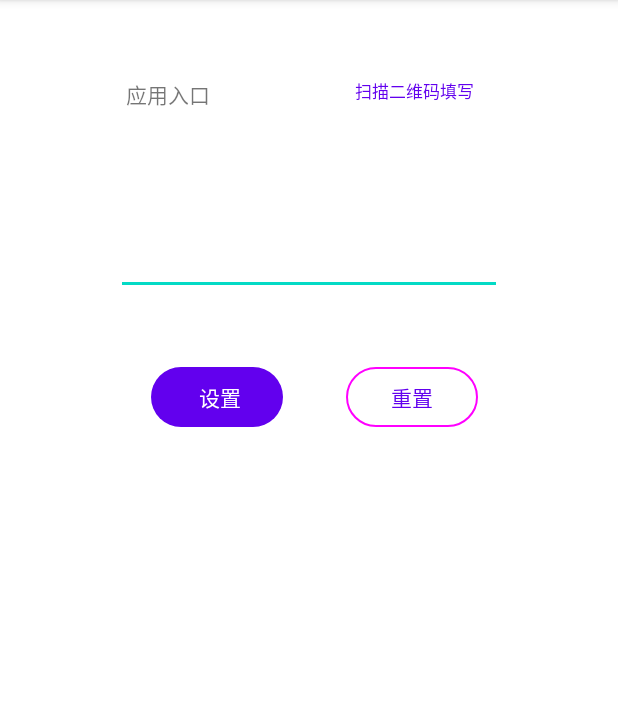
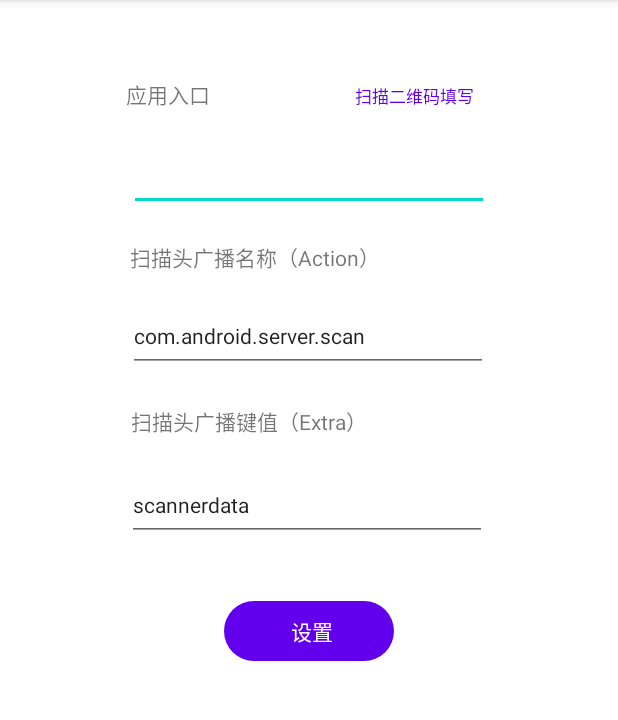
Before and after one commit to kadbbz/HACC_config_tool_work_with_HAC, an Android app: the screen it shows after launch (StartActivity), after a tap on "设置", on a phone screen of 412 x 824 dp, the part 84-804 px from its top. Run offline under Robolectric (Android 15) with nearby library versions, the phone set to English and light mode, and no system bars; libraries missing offline, so code that uses them is left out: com.hjq.permissions, com.king.zxing.

Commit message:
支持推送扫描头广播相关配置

```diff
--- a/app/src/main/AndroidManifest.xml
+++ b/app/src/main/AndroidManifest.xml
@@ -1,7 +1,8 @@
 <?xml version="1.0" encoding="utf-8"?>
 <manifest xmlns:android="http://schemas.android.com/apk/res/android"
     xmlns:tools="http://schemas.android.com/tools"
-    package="com.huozige.lab.config">
+    package="com.huozige.lab.config"
+    android:versionName="@string/app_version_name">
 
     <uses-permission android:name="android.permission.INTERNET" />
 
--- /dev/null
+++ b/app/src/main/java/com/huozige/lab/config/ConfigManager.java
@@ -0,0 +1,69 @@
+package com.huozige.lab.config;
+
+import android.app.Activity;
+import android.content.SharedPreferences;
+
+/**
+ * 配置相关的帮助类
+ */
+public class ConfigManager {
+
+    static final String PREFERENCE_NAME = "HACC";
+    static final String PREFERENCE_KEY_ENTRY = "E"; // 页面入口的地址
+    static final String PREFERENCE_KEY_SCAN_ACTION = "SA"; // 扫描广播的Action
+    static final String PREFERENCE_KEY_SCAN_EXTRA = "SE"; // 扫描广播的Action
+
+    private final Activity _context;
+
+    public ConfigManager(Activity context){
+        _context = context;
+    }
+
+    public  String GetEntry(){
+        return GetStringValue(_context, PREFERENCE_KEY_ENTRY, R.string.default_config_url);
+    }
+
+    public  String GetScanAction(){
+        return GetStringValue(_context, PREFERENCE_KEY_SCAN_ACTION, R.string.default_scan_action);
+    }
+
+    public  String GetScanExtra(){
+        return GetStringValue(_context, PREFERENCE_KEY_SCAN_EXTRA, R.string.default_scan_extra);
+    }
+
+    public  void UpsertEntry(String value){
+        UpsertStringValue(_context,PREFERENCE_KEY_ENTRY,value);
+    }
+
+    public  void UpsertScanAction(String value){
+        UpsertStringValue(_context,PREFERENCE_KEY_SCAN_ACTION,value);
+    }
+
+    public  void UpsertScanExtra(String value){
+        UpsertStringValue(_context,PREFERENCE_KEY_SCAN_EXTRA,value);
+    }
+
+    /**
+     * 读取配置
+     */
+    public static String GetStringValue(Activity context, String key, int defaultValueStringId) {
+        // 从配置库中读取启动地址
+        SharedPreferences sharedPref = context.getSharedPreferences(
+                PREFERENCE_NAME, Activity.MODE_PRIVATE);
+
+        return sharedPref.getString(key, context.getString(defaultValueStringId));
+}
+
+    /**
+     * 写入配置
+     */
+    public static void UpsertStringValue(Activity context, String key, String value){
+        // 打开配置库
+        SharedPreferences sharedPref = context.getSharedPreferences(
+                PREFERENCE_NAME, Activity.MODE_PRIVATE);
+
+        // 保存到配置库
+        sharedPref.edit().putString(key, value).apply();
+    }
+
+}
--- a/app/src/main/java/com/huozige/lab/config/StartActivity.java
+++ b/app/src/main/java/com/huozige/lab/config/StartActivity.java
@@ -19,24 +19,34 @@ import com.king.zxing.CameraScan;
 import com.king.zxing.CaptureActivity;
 
 import java.util.List;
-import java.util.Locale;
 
 public class StartActivity extends AppCompatActivity {
 
     static final String LOG_TAG = "StartActivity";
     static final String CONFIG_BROADCAST_EXTRA_ENTRY = "entry";
+    static final String CONFIG_BROADCAST_ACTION = "scan_action";
+    static final String CONFIG_BROADCAST_EXTRA = "scan_extra";
 
     ActivityResultLauncher<Intent> _arcZxingLite; // 用来弹出ZXingLite扫码页面的调用器，用来代替旧版本的startActivityForResult方法。
+
+    ConfigManager _cm;
+
+    EditText _txtUrl,_txtScanAction,_txtScanExtra;
 
     @Override
     protected void onCreate(Bundle savedInstanceState) {
         super.onCreate(savedInstanceState);
+
+        _cm = new ConfigManager(this);
+
         setContentView(R.layout.activity_start);
+
+        _txtUrl = StartActivity.this.findViewById(R.id.txtUrl);
+        _txtScanAction = StartActivity.this.findViewById(R.id.txtAction);
+        _txtScanExtra = StartActivity.this.findViewById(R.id.txtExtra);
+
         Button cmdSave = findViewById(R.id.cmdSave);
         cmdSave.setOnClickListener(Save);
-
-        Button cmdReset = findViewById(R.id.cmdReset);
-        cmdReset.setOnClickListener(Reset);
 
         Button cmdScan = findViewById(R.id.cmdUrlQrCode);
         cmdScan.setOnClickListener(ScanForUrl);
@@ -49,11 +59,22 @@ public class StartActivity extends AppCompatActivity {
 
             if (null != data) {
                 String resultS = CameraScan.parseScanResult(data);
-                EditText urlE = StartActivity.this.findViewById(R.id.editUrl);
-                urlE.setText(resultS);
+                _txtUrl.setText(resultS);
             }
         });
+
+        // 设置初始值
+        _txtUrl.setText(_cm.GetEntry());
+        _txtScanAction.setText(_cm.GetScanAction());
+        _txtScanExtra.setText(_cm.GetScanExtra());
+
     }
+
+    @Override
+    public void onResume() {
+        super.onResume();
+    }
+
 
     View.OnClickListener ScanForUrl = new View.OnClickListener() {
         @Override
@@ -83,17 +104,11 @@ public class StartActivity extends AppCompatActivity {
         }
     };
 
-    View.OnClickListener Reset = view -> {
-        EditText urlE = StartActivity.this.findViewById(R.id.editUrl);
-        urlE.getText().clear();
-    };
-
     View.OnClickListener Save = view -> {
 
-        EditText urlE = StartActivity.this.findViewById(R.id.editUrl);
-        String url = urlE.getText().toString();
-
-        Boolean isValidated = true;
+        String url = _txtUrl.getText().toString();
+        String action = _txtScanAction.getText().toString();
+        String extra = _txtScanExtra.getText().toString();
 
         Log.v(LOG_TAG, "即将发送配置更新广播，新的URL： " + url);
 
@@ -102,9 +117,17 @@ public class StartActivity extends AppCompatActivity {
 
         intent.setAction(getString(R.string.app_config_broadcast_filter));
 
-        // 接入点
+        // 设置配置的值
         intent.putExtra(CONFIG_BROADCAST_EXTRA_ENTRY, url);
+        intent.putExtra(CONFIG_BROADCAST_ACTION,action);
+        intent.putExtra(CONFIG_BROADCAST_EXTRA,extra);
+
         intent.addFlags(Intent.FLAG_INCLUDE_STOPPED_PACKAGES);
+
+        // 保存配置
+        _cm.UpsertEntry(url);
+        _cm.UpsertScanAction(action);
+        _cm.UpsertScanExtra(extra);
 
         // 发送给HAC应用
         sendBroadcast(intent);
--- a/app/src/main/res/layout/activity_start.xml
+++ b/app/src/main/res/layout/activity_start.xml
@@ -19,11 +19,37 @@
         app:layout_constraintStart_toStartOf="parent"
         app:layout_constraintTop_toTopOf="parent" />
 
+    <TextView
+        android:id="@+id/textView"
+        android:layout_width="wrap_content"
+        android:layout_height="wrap_content"
+        android:layout_marginStart="30dp"
+        android:layout_marginTop="20dp"
+        android:layout_marginEnd="100dp"
+        android:text="扫描头广播名称（Action）"
+        app:layout_constraintEnd_toEndOf="parent"
+        app:layout_constraintHorizontal_bias="0.491"
+        app:layout_constraintStart_toStartOf="parent"
+        app:layout_constraintTop_toBottomOf="@+id/txtUrl" />
+
+    <TextView
+        android:id="@+id/textView3"
+        android:layout_width="wrap_content"
+        android:layout_height="wrap_content"
+        android:layout_marginStart="30dp"
+        android:layout_marginTop="22dp"
+        android:layout_marginEnd="100dp"
+        android:text="扫描头广播键值（Extra）"
+        app:layout_constraintEnd_toEndOf="parent"
+        app:layout_constraintHorizontal_bias="0.459"
+        app:layout_constraintStart_toStartOf="parent"
+        app:layout_constraintTop_toBottomOf="@+id/txtAction" />
+
     <Button
         android:id="@+id/cmdUrlQrCode"
         style="@style/Widget.Material3.Button.TextButton"
         android:layout_width="120dp"
-        android:layout_height="41dp"
+        android:layout_height="48dp"
         android:layout_marginTop="40dp"
         android:layout_marginEnd="76dp"
         android:text="扫描二维码填写"
@@ -34,37 +60,21 @@
     <Button
         android:id="@+id/cmdSave"
         style="@style/Widget.Material3.Button"
-        android:layout_width="wrap_content"
-        android:layout_height="wrap_content"
+        android:layout_width="113dp"
+        android:layout_height="48dp"
         android:layout_marginStart="100dp"
-        android:layout_marginTop="44dp"
+        android:layout_marginTop="36dp"
         android:layout_marginEnd="100dp"
         android:text=" 设置"
         android:textSize="14sp"
         app:layout_constraintEnd_toEndOf="parent"
-        app:layout_constraintHorizontal_bias="0.008"
         app:layout_constraintStart_toStartOf="parent"
-        app:layout_constraintTop_toBottomOf="@+id/editUrl" />
-
-    <Button
-        android:id="@+id/cmdReset"
-        style="@style/Widget.Material3.Button.OutlinedButton"
-        android:layout_width="wrap_content"
-        android:layout_height="wrap_content"
-        android:layout_marginStart="42dp"
-        android:layout_marginTop="44dp"
-        android:layout_marginEnd="100dp"
-        android:text="重置"
-        android:textSize="14sp"
-        app:layout_constraintEnd_toEndOf="parent"
-        app:layout_constraintHorizontal_bias="0.0"
-        app:layout_constraintStart_toEndOf="@+id/cmdSave"
-        app:layout_constraintTop_toBottomOf="@+id/editUrl" />
+        app:layout_constraintTop_toBottomOf="@+id/txtExtra" />
 
     <EditText
-        android:id="@+id/editUrl"
-        android:layout_width="257dp"
-        android:layout_height="104dp"
+        android:id="@+id/txtUrl"
+        android:layout_width="240dp"
+        android:layout_height="48dp"
         android:layout_marginStart="30dp"
         android:layout_marginTop="19dp"
         android:layout_marginEnd="30dp"
@@ -72,6 +82,37 @@
         android:textSize="14sp"
         app:layout_constraintEnd_toEndOf="parent"
         app:layout_constraintStart_toStartOf="parent"
-        app:layout_constraintTop_toBottomOf="@+id/textView2" />
+        app:layout_constraintTop_toBottomOf="@+id/textView2"
+        tools:ignore="SpeakableTextPresentCheck" />
+
+    <EditText
+        android:id="@+id/txtAction"
+        android:layout_width="240dp"
+        android:layout_height="48dp"
+        android:layout_marginStart="30dp"
+        android:layout_marginTop="18dp"
+        android:layout_marginEnd="30dp"
+        android:ems="10"
+        android:textSize="14sp"
+        app:layout_constraintEnd_toEndOf="parent"
+        app:layout_constraintHorizontal_bias="0.495"
+        app:layout_constraintStart_toStartOf="parent"
+        app:layout_constraintTop_toBottomOf="@+id/textView"
+        tools:ignore="SpeakableTextPresentCheck" />
+
+    <EditText
+        android:id="@+id/txtExtra"
+        android:layout_width="240dp"
+        android:layout_height="48dp"
+        android:layout_marginStart="30dp"
+        android:layout_marginTop="21dp"
+        android:layout_marginEnd="30dp"
+        android:ems="10"
+        android:textSize="14sp"
+        app:layout_constraintEnd_toEndOf="parent"
+        app:layout_constraintHorizontal_bias="0.486"
+        app:layout_constraintStart_toStartOf="parent"
+        app:layout_constraintTop_toBottomOf="@+id/textView3"
+        tools:ignore="SpeakableTextPresentCheck" />
 
 </androidx.constraintlayout.widget.ConstraintLayout>
--- a/app/src/main/res/values/strings.xml
+++ b/app/src/main/res/values/strings.xml
@@ -1,5 +1,12 @@
 <resources>
     <string name="app_name">HAC配置工具</string>
+    <string name="app_version_name">1.1.0-beta2</string>
     <!--配置广播的过滤器，如果在同一个手机上安装多个HAC，需要使用该配置做区分-->
     <string name="app_config_broadcast_filter">com.huozige.hac_config_default</string>
+
+    <!--默认配置-->
+    <string name="default_config_url"></string>
+    <string name="default_scan_action">com.android.server.scan</string>
+    <string name="default_scan_extra">scannerdata</string>
+
 </resources>
```
